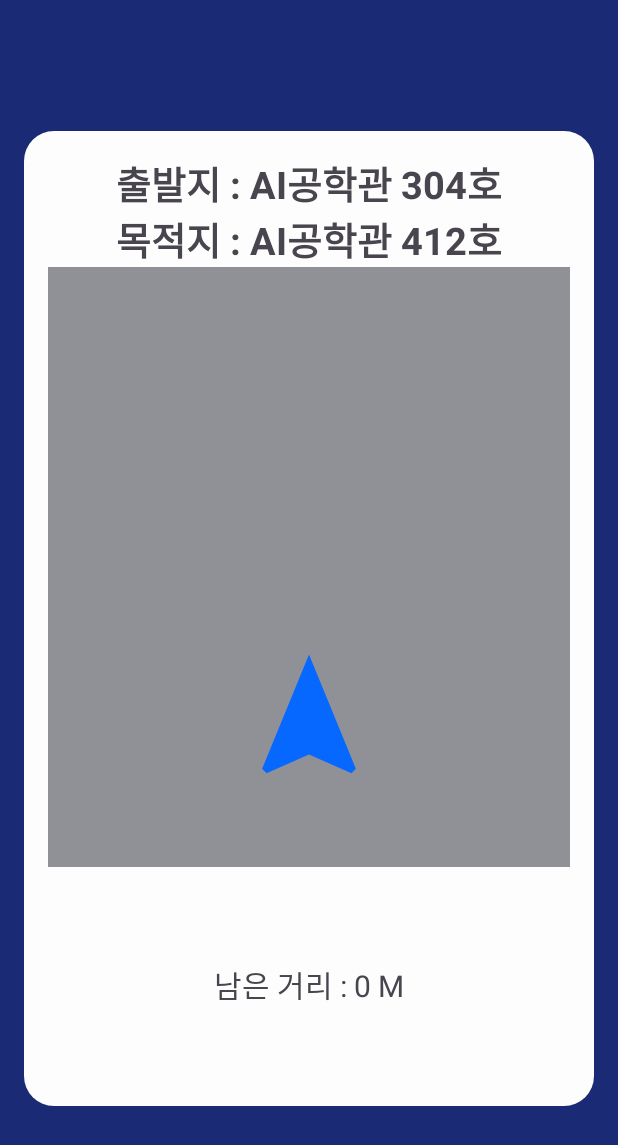
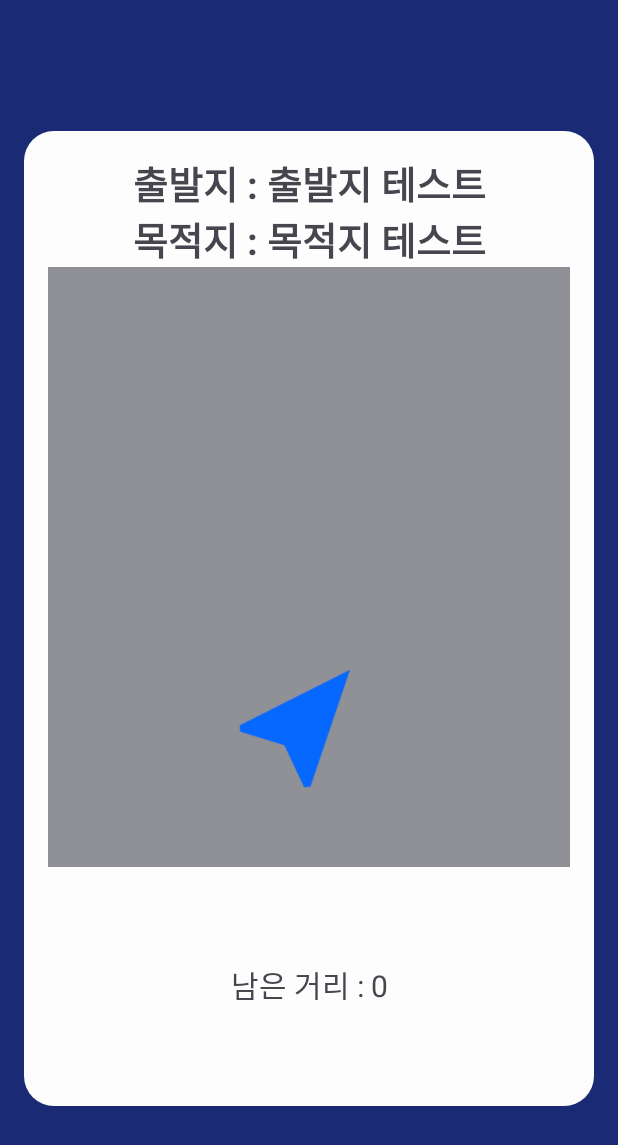
Before and after one commit to sts07142/IndoorNavUser, an Android app: the NavigationActivity screen opened directly, with no data from a screen before it, on a phone screen of 412 x 824 dp. Shown: the top 1145 px of the screen. Run offline under Robolectric (Android 15) with nearby library versions, the phone set to English and light mode, and no system bars.

Commit message:
java 변수 설정
NavigationActivity.java에서 변수 설정,
xml파일에서 findView,
방향 이미지 회전 함수 생성

```diff
--- a/IndoorLocalization/app/src/main/java/com/example/indoorlocalization/NavigationActivity.java
+++ b/IndoorLocalization/app/src/main/java/com/example/indoorlocalization/NavigationActivity.java
@@ -1,6 +1,8 @@
 package com.example.indoorlocalization;
 
 import android.os.Bundle;
+import android.widget.ImageView;
+import android.widget.TextView;
 import android.widget.Toast;
 
 import androidx.annotation.Nullable;
@@ -8,11 +10,37 @@ import androidx.appcompat.app.AppCompatActivity;
 
 public class NavigationActivity extends AppCompatActivity {
 
+    TextView remained_distance; //남은 거리 표시
+    TextView address_point; //출발지, 목적지
+    ImageView direction; //안내 방향 표시
+
     @Override
     protected void onCreate(@Nullable Bundle savedInstanceState) {
         super.onCreate(savedInstanceState);
         setContentView(R.layout.activity_navigation);
 
+        /* find View */
+        remained_distance = findViewById(R.id.remained_distance);
+        address_point = findViewById(R.id.address);
+        direction = findViewById(R.id.direction);
+        /* variables */
+        int dist = 0;
+        String start_point = "출발지 테스트", dest_point = "목적지 테스트";
+
+        remained_distance.setText("남은 거리 : " + String.valueOf(dist));
+        String sentence = "출발지 : " + start_point + "\n목적지 : " + dest_point;
+        address_point.setText(sentence);
+
+        /* Rotate image view(user direction) */
+        // sample
+        onDirectionRotate(30);
         Toast.makeText(getApplicationContext(), "경로 안내를 시작합니다.\n인터넷 연결이 끊어지지 않게 주의하세요.", Toast.LENGTH_LONG).show();
     }
+
+    // function : 경로에 따라 유저이미지의 방향 회전시키기
+    protected void onDirectionRotate(int value) {
+        // left, right, front, back
+        direction.setRotation(41);
+
+    }
 }
--- a/IndoorLocalization/app/src/main/res/layout/activity_navigation.xml
+++ b/IndoorLocalization/app/src/main/res/layout/activity_navigation.xml
@@ -29,7 +29,7 @@
             app:srcCompat="@color/material_dynamic_neutral60" />
 
         <TextView
-            android:id="@+id/textView"
+            android:id="@+id/address"
             android:layout_width="wrap_content"
             android:layout_height="wrap_content"
             android:text="출발지 : AI공학관 304호\n목적지 : AI공학관 412호"
@@ -42,7 +42,7 @@
             app:textAllCaps="false" />
 
         <ImageView
-            android:id="@+id/imageView2"
+            android:id="@+id/direction"
             android:layout_width="100dp"
             android:layout_height="100dp"
             android:layout_marginTop="250dp"
@@ -52,7 +52,7 @@
             app:srcCompat="@drawable/ic_nav" />
 
         <TextView
-            android:id="@+id/textView2"
+            android:id="@+id/remained_distance"
             android:layout_width="wrap_content"
             android:layout_height="wrap_content"
             android:layout_marginBottom="50dp"
```
